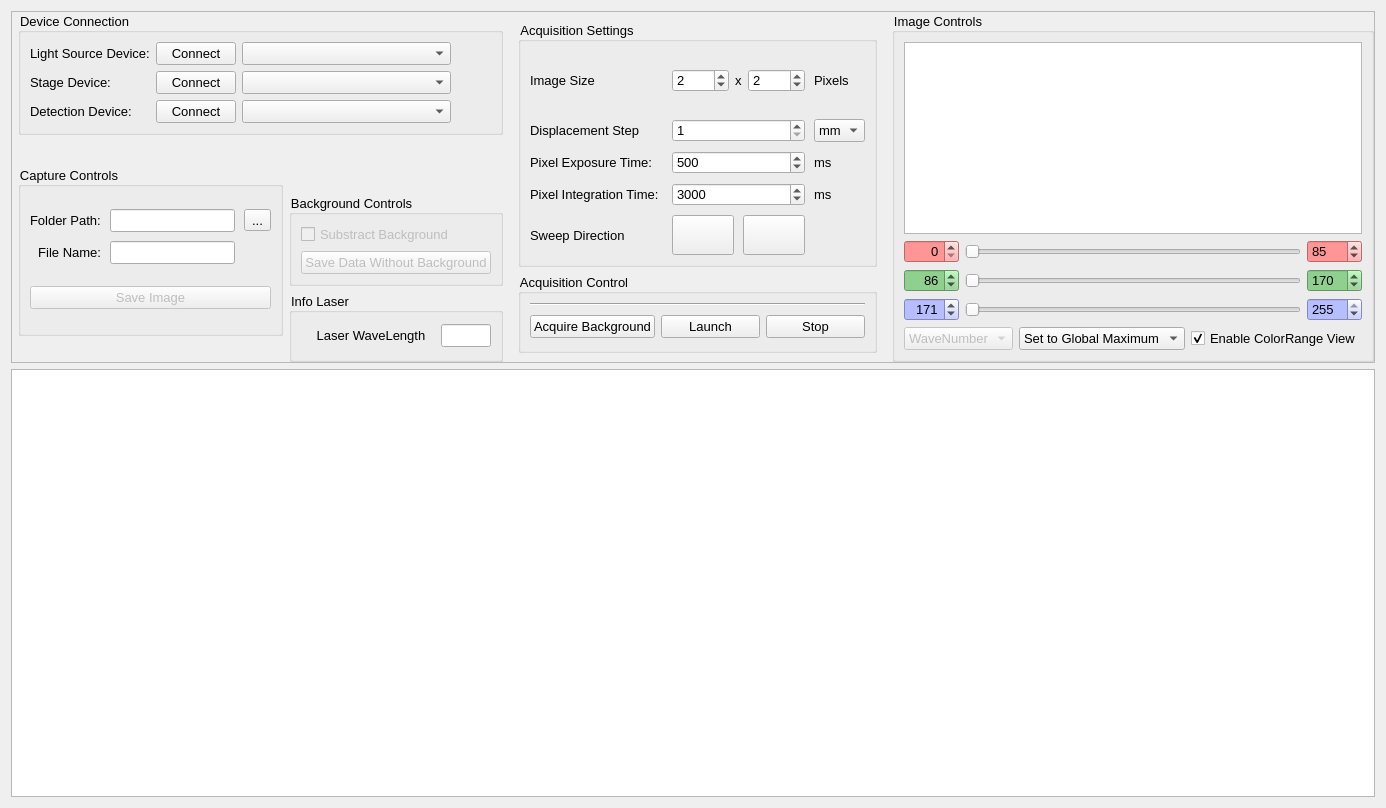
Old version of the form gui/views/microRamanViewUi.ui in the repository PyMarc2/OceanOpticsSpectroViewer.
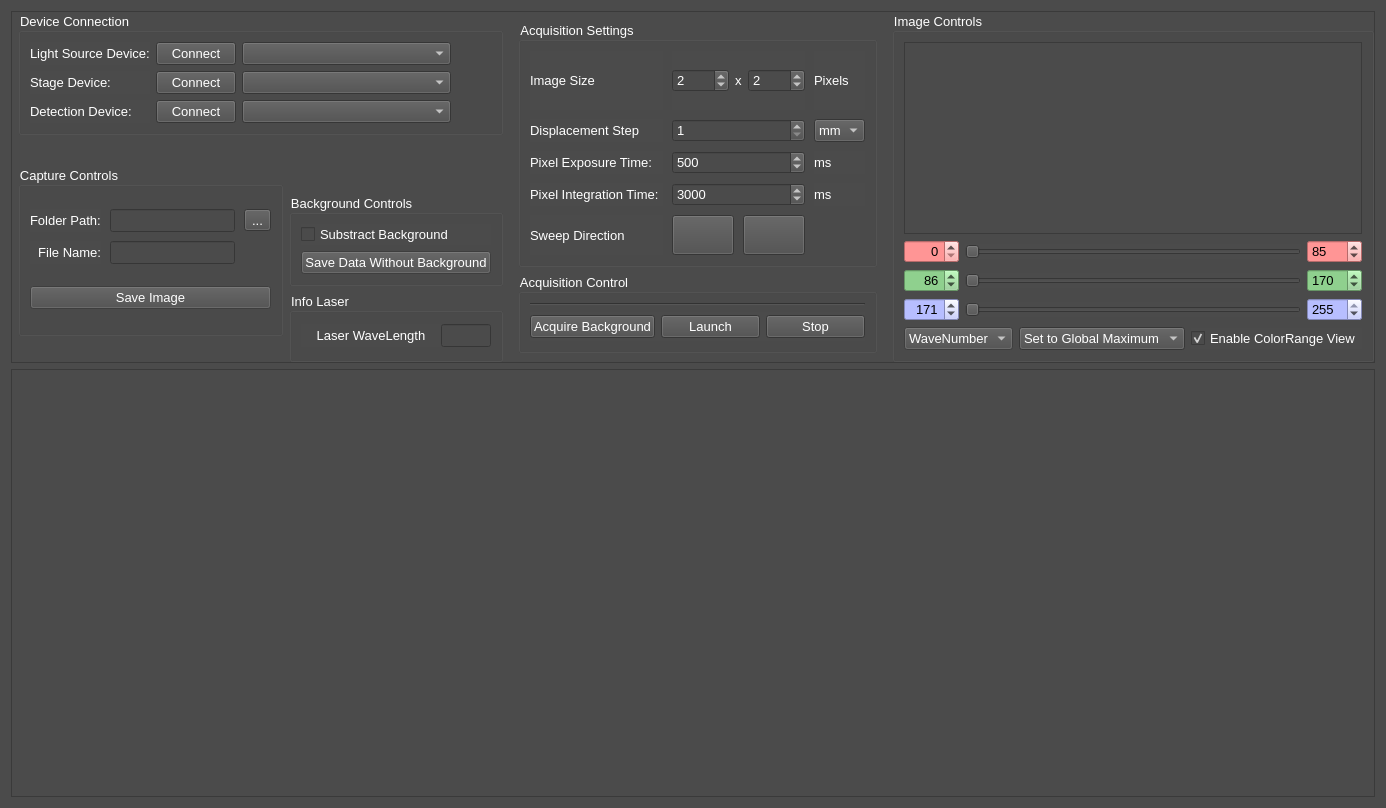
New version of the form. Custom widgets are drawn as their Qt base class.

Commit message: Gui become black and more cool

What changed in the file:
```diff
--- a/gui/views/microRamanViewUi.ui
+++ b/gui/views/microRamanViewUi.ui
@@ -20,7 +20,9 @@
    <string>Form</string>
   </property>
   <property name="styleSheet">
-   <string notr="true">font: 10pt;</string>
+   <string notr="true">font: 10pt;
+background-color: rgb(75, 75, 75);
+color: rgb(255, 255, 255);</string>
   </property>
   <layout class="QGridLayout" name="gridLayout">
    <item row="1" column="0">
@@ -905,7 +907,8 @@
               </size>
              </property>
              <property name="styleSheet">
-              <string notr="true">background-color: rgb(255, 149, 149);</string>
+              <string notr="true">background-color: rgb(255, 149, 149);
+color: rgb(0, 0, 0);</string>
              </property>
              <property name="alignment">
               <set>Qt::AlignRight|Qt::AlignTrailing|Qt::AlignVCenter</set>
@@ -940,7 +943,8 @@
               </size>
              </property>
              <property name="styleSheet">
-              <string notr="true">background-color: rgb(255, 149, 149);</string>
+              <string notr="true">background-color: rgb(255, 149, 149);
+color: rgb(0, 0, 0);</string>
              </property>
              <property name="maximum">
               <number>255</number>
@@ -1026,7 +1030,8 @@
               </size>
              </property>
              <property name="styleSheet">
-              <string notr="true">background-color: rgb(143, 208, 142);</string>
+              <string notr="true">background-color: rgb(143, 208, 142);
+color: rgb(0, 0, 0);</string>
              </property>
              <property name="alignment">
               <set>Qt::AlignRight|Qt::AlignTrailing|Qt::AlignVCenter</set>
@@ -1067,7 +1072,8 @@
               </size>
              </property>
              <property name="styleSheet">
-              <string notr="true">background-color: rgb(143, 208, 142);</string>
+              <string notr="true">background-color: rgb(143, 208, 142);
+color: rgb(0, 0, 0);</string>
              </property>
              <property name="maximum">
               <number>255</number>
@@ -1096,7 +1102,8 @@
               </size>
              </property>
              <property name="styleSheet">
-              <string notr="true">background-color: rgb(183, 190, 255);</string>
+              <string notr="true">background-color: rgb(183, 190, 255);
+color: rgb(0, 0, 0);</string>
              </property>
              <property name="alignment">
               <set>Qt::AlignRight|Qt::AlignTrailing|Qt::AlignVCenter</set>
@@ -1131,7 +1138,8 @@
               </size>
              </property>
              <property name="styleSheet">
-              <string notr="true">background-color: rgb(183, 190, 255);</string>
+              <string notr="true">background-color: rgb(183, 190, 255);
+color: rgb(0, 0, 0);</string>
              </property>
              <property name="maximum">
               <number>255</number>
```
The commit also changes 3 other files.
